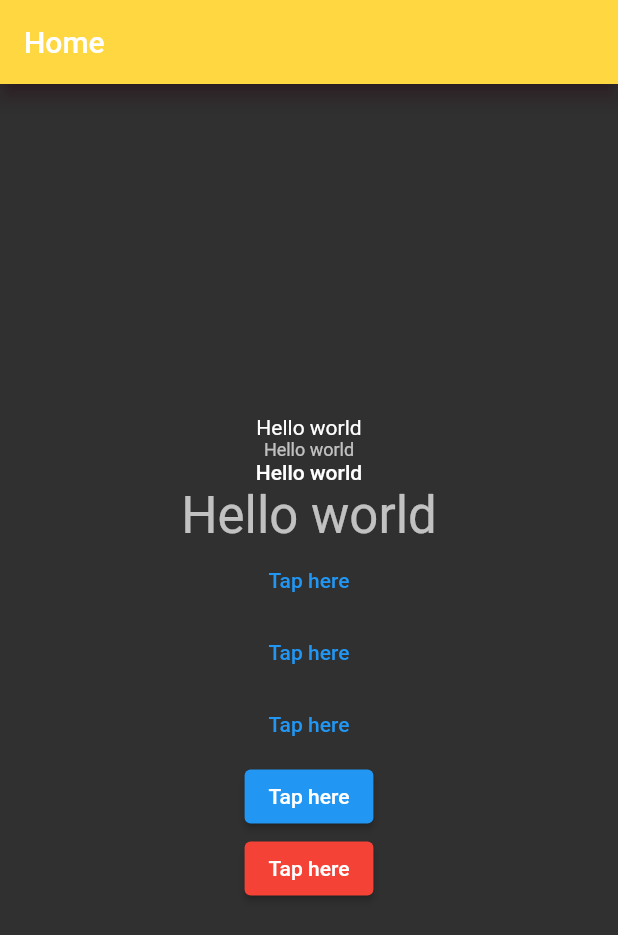
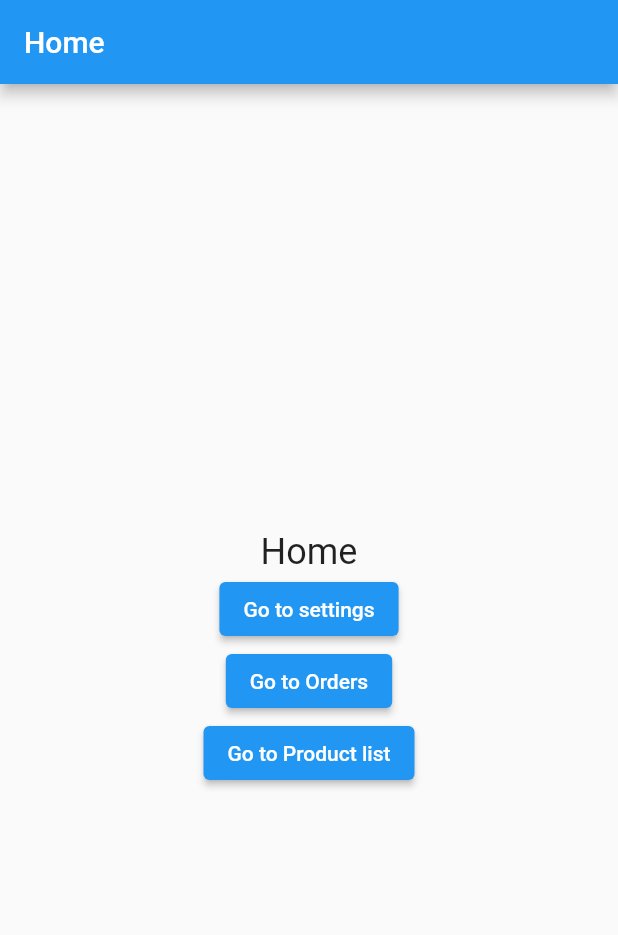
Before and after one commit to sabsar42/practice_ostad_flutter, a Flutter app: the screen it shows after launch, on a phone screen of 412 x 824 dp. Shown: the top 935 px of the screen. Run offline on Flutter 3.47's test engine with Material 2 defaults, Android fonts, the light colour scheme and no system bars.

Commit message:
Navigation and routing is here

```diff
--- a/lib/main.dart
+++ b/lib/main.dart
@@ -1,13 +1,14 @@
 import 'package:flutter/material.dart';
 
-/// TODO : Add text field theme
-/// TODO : Dark mode er jonno theme data add korben
+/// Navigation - one page -> another page
+/// Navigator 1(Simple and Lengthy), 2 (complex)
+/// Routers Package -> Getx, GoRouter, Auto Route
+
+/// TODO : Stack, Queue, Navigator, Navigation
 
 void main() {
   runApp(MyApp());
 }
-
-
 
 class MyApp extends StatelessWidget {
   const MyApp({super.key});
@@ -16,66 +17,13 @@
   Widget build(BuildContext context) {
     return MaterialApp(
       home: HomeScreen(),
-      theme: ThemeData(
-          elevatedButtonTheme: ElevatedButtonThemeData(
-            style: ElevatedButton.styleFrom(
-                foregroundColor: Colors.white,
-                backgroundColor: Colors.green,
-                padding: EdgeInsets.symmetric(horizontal: 16, vertical: 16),
-                shape: RoundedRectangleBorder(
-                    borderRadius: BorderRadius.circular(8)
-                ),
-                elevation: 5,
-                textStyle: TextStyle(
-                    fontSize: 16,
-                    fontWeight: FontWeight.bold,
-                    letterSpacing: 0.6,
-                    wordSpacing: 0.5
-                )
-            ),
-          ),
-          textButtonTheme: TextButtonThemeData(
-              style: TextButton.styleFrom(
-                  textStyle: TextStyle(
-                      fontSize: 20,
-                      fontWeight: FontWeight.w600
-                  ),
-                  foregroundColor: Colors.deepOrange
-              )
-          ),
-          appBarTheme: AppBarTheme(
-              backgroundColor: Colors.pink,
-              elevation: 5,
-              shadowColor: Colors.green
-          ),
-          textTheme: TextTheme(
-            bodyMedium: TextStyle(
-                fontSize: 18
-            ),
-            bodySmall: TextStyle(
-                fontSize: 10
-            ),
-            bodyLarge: TextStyle(
-                fontSize: 22
-            ),
-          )
-      ),
-      darkTheme: ThemeData(
-        brightness: Brightness.dark,
-        appBarTheme: AppBarTheme(
-            backgroundColor: Colors.amberAccent,
-            elevation: 5,
-            shadowColor: Color(0xFF510622)
-        ),
-      ),
-      themeMode: ThemeMode.dark,
     );
   }
 }
 
+/// Route
 class HomeScreen extends StatelessWidget {
   const HomeScreen({super.key});
-
 
   @override
   Widget build(BuildContext context) {
@@ -87,19 +35,50 @@
         child: Column(
           mainAxisAlignment: MainAxisAlignment.center,
           children: [
-            Text('Hello world',),
-            Text('Hello world', style: Theme.of(context).textTheme.bodySmall,),
-            Text('Hello world', style: Theme.of(context).textTheme.bodyLarge,),
-            Text('Hello world', style: Theme.of(context).textTheme.headlineMedium,),
-            TextButton(onPressed: () {}, child: Text('Tap here'),),
-            TextButton(onPressed: () {}, child: Text('Tap here'),),
-            TextButton(onPressed: () {}, child: Text('Tap here'),),
+            Text(
+              'Home',
+              style: TextStyle(fontSize: 24),
+            ),
             ElevatedButton(
-              onPressed: () {}, child: Text('Tap here'),),
+              onPressed: () {
+                /// Navigation - Route home -> Route settings
+                /// Navigator
+                /// Navigator.typeOfNavigation(currentLocation, Destination);
+                /// Navigation - Push, Pop(Back), replace, replaceAll, removeUntil
+                Navigator.push(
+                  context,
+                  MaterialPageRoute(
+                    builder: (context) => SettingsScreen(),
+                  ),
+                );
+              },
+              child: Text('Go to settings'),
+            ),
             ElevatedButton(
-              style: ElevatedButton.styleFrom(backgroundColor: Colors.red),
-              onPressed: () {},
-              child: Text('Tap here'),
+              onPressed: () {
+                /// Navigation - Route home -> Route settings
+                /// Navigator
+                /// Navigator.typeOfNavigation(currentLocation, Destination);
+                /// Navigation - Push, Pop(Back), replace, replaceAll, removeUntil
+                Navigator.push(
+                  context,
+                  MaterialPageRoute(
+                    builder: (context) => OrdersScreen(),
+                  ),
+                );
+              },
+              child: Text('Go to Orders'),
+            ),
+            ElevatedButton(
+              onPressed: () {
+                /// Navigation - Route home -> Route settings
+                /// Navigator
+                /// Navigator.typeOfNavigation(currentLocation, Destination);
+                /// Navigation - Push, Pop(Back), replace, replaceAll, removeUntil
+
+                Navigator.push(context, MaterialPageRoute(builder: (context) => ProductListScreen()));
+              },
+              child: Text('Go to Product list'),
             ),
           ],
         ),
@@ -107,3 +86,138 @@
     );
   }
 }
+
+/// Route
+class SettingsScreen extends StatelessWidget {
+  const SettingsScreen({super.key});
+
+  @override
+  Widget build(BuildContext context) {
+    return Scaffold(
+      appBar: AppBar(
+        title: Text('Settings'),
+      ),
+      body: Center(
+        child: Column(
+          mainAxisAlignment: MainAxisAlignment.center,
+          children: [
+            Text(
+              'Settings',
+              style: TextStyle(fontSize: 24),
+            ),
+            ElevatedButton(
+              onPressed: () {
+                Navigator.pushAndRemoveUntil(context,
+                  MaterialPageRoute(builder: (context) => HomeScreen()),
+                      (route) => false,
+                );
+              },
+              child: Text('Home'),
+            )
+          ],
+        ),
+      ),
+    );
+  }
+}
+
+/// Route
+class OrdersScreen extends StatelessWidget {
+  const OrdersScreen({super.key});
+
+  @override
+  Widget build(BuildContext context) {
+    return Scaffold(
+      appBar: AppBar(
+        title: Text('Orders'),
+      ),
+      body: Center(
+        child: Column(
+          mainAxisAlignment: MainAxisAlignment.center,
+          children: [
+            Text(
+              'Orders',
+              style: TextStyle(fontSize: 24),
+            ),
+            TextButton(
+              onPressed: () {
+                Navigator.pushReplacement(
+                  context,
+                  MaterialPageRoute(
+                    builder: (context) => SettingsScreen(),
+                  ),
+                );
+              },
+              child: Text('Go to settings'),
+            ),
+            TextButton(
+              onPressed: () {
+                Navigator.pop(context);
+              },
+              child: Text('Back to home'),
+            )
+          ],
+        ),
+      ),
+    );
+  }
+}
+
+class ProductListScreen extends StatelessWidget {
+  const ProductListScreen({super.key});
+
+  @override
+  Widget build(BuildContext context) {
+    return Scaffold(
+      appBar: AppBar(
+        title: Text('Product list'),
+      ),
+      body: ListView.builder(
+          itemCount: 20,
+          itemBuilder: (context, index) {
+            return ListTile(
+              onTap: () {
+                Navigator.push(context, MaterialPageRoute(builder: (context) {
+                  return ProductDetailsScreen(productName: index.toString(),
+                  );
+                })).then((value) {
+                  print(value);
+                });
+              },
+              title: Text(index.toString()),
+              subtitle: Text('Product details $index'),
+            );
+          }),
+    );
+  }
+}
+
+class ProductDetailsScreen extends StatelessWidget {
+  final String productName; /// Mandatory/Required
+  final double? price; /// Optional
+  const ProductDetailsScreen({super.key, required this.productName, this.price});
+
+  @override
+  Widget build(BuildContext context) {
+    return Scaffold(
+      appBar: AppBar(
+        title: Text('Product Details'),
+      ),
+      body: Center(
+        child: Column(
+          children: [
+            Text(productName, style: TextStyle(
+                fontSize: 24
+            ),),
+            ElevatedButton(
+              onPressed: () {
+                Navigator.pop(context, 'my-name-$productName');
+              },
+              child: Text('Back'),
+            )
+          ],
+        ),
+      ),
+    );
+  }
+}
```
